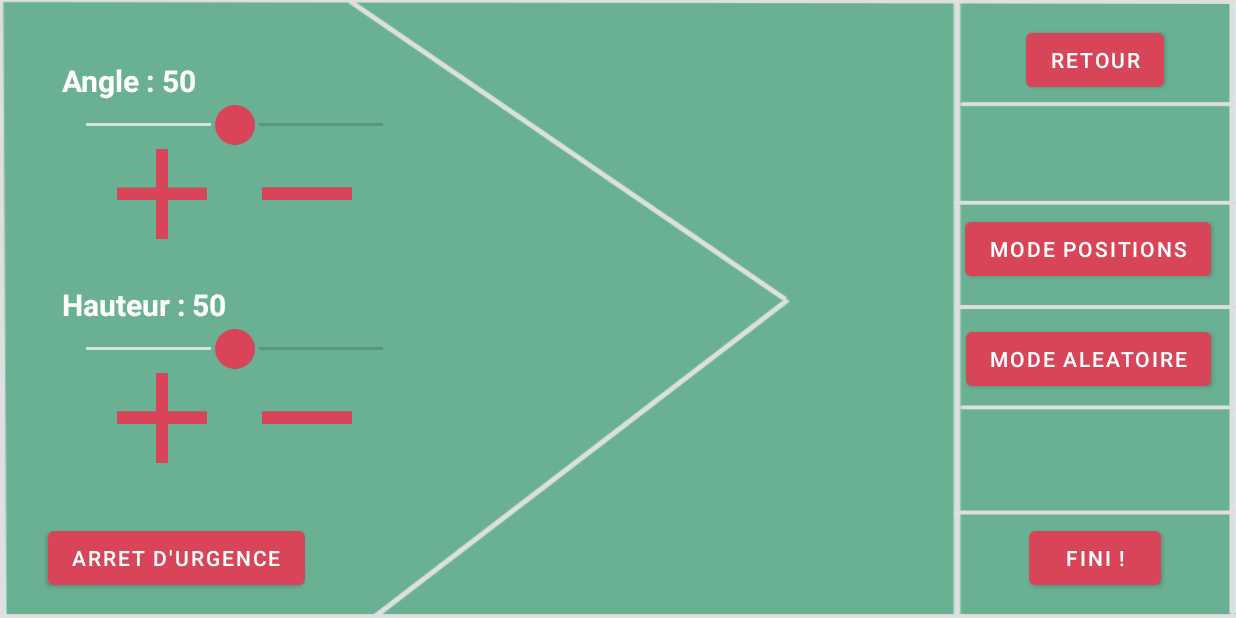
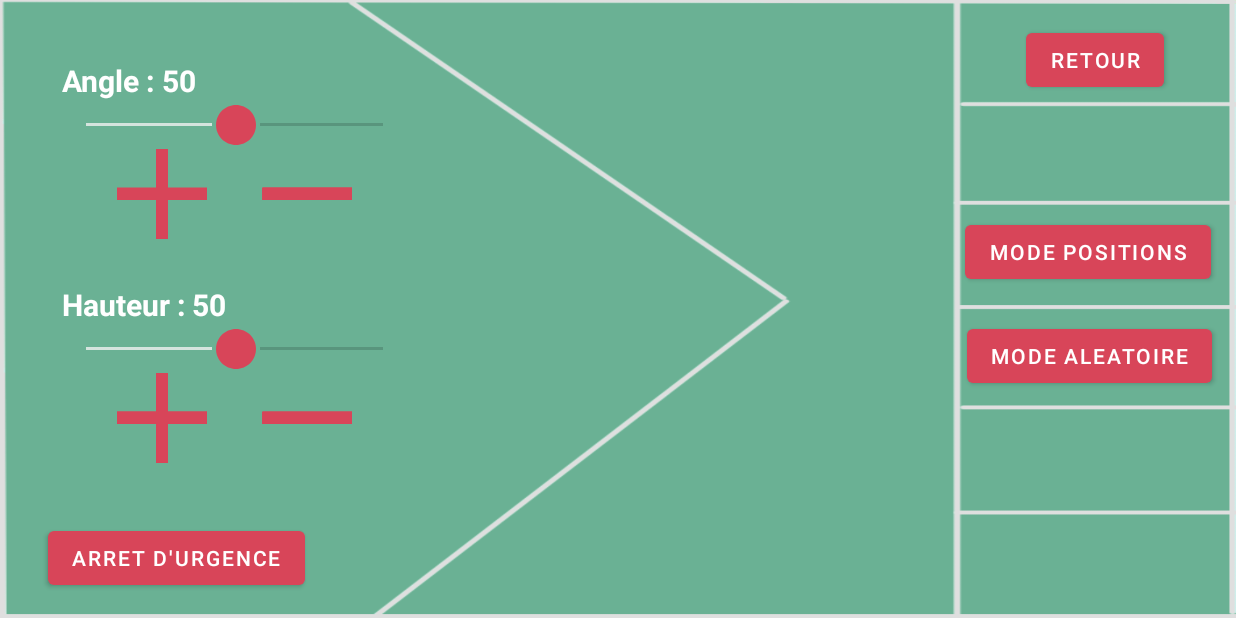
Before and after one commit to vqlion/P2I-Boccia-ramp, an Android app: the screen it shows after launch (TrainingActivity), after a tap on "ENTRAINEMENT", on a phone screen of 824 x 412 dp (held sideways). Run offline under Robolectric (Android 15) with nearby library versions, the phone set to English and light mode, and no system bars; Roboto replaces fonts that are not available here; 1 statement that could not run was skipped.

```diff
--- a/Bocciapp/app/app/src/main/java/p2i/bocciapp/MainActivity.java
+++ b/Bocciapp/app/app/src/main/java/p2i/bocciapp/MainActivity.java
@@ -20,7 +20,7 @@
     Context context = this;
 
     public static int PORT = 5000; //port used by the server
-    public static String address = "192.168.53.242"; //IP address of the server
+    public static String address = "192.168.53.233"; //IP address of the server
 
 
     @Override
--- a/Bocciapp/app/app/src/main/res/layout/activity_training.xml
+++ b/Bocciapp/app/app/src/main/res/layout/activity_training.xml
@@ -29,18 +29,6 @@
         android:textColor="#FFFFFF"
         app:layout_constraintBottom_toBottomOf="parent"
         app:layout_constraintStart_toStartOf="parent"
-        tools:ignore="TextContrastCheck" />
-
-    <Button
-        android:id="@+id/btnLaunchA"
-        android:layout_width="wrap_content"
-        android:layout_height="wrap_content"
-        android:layout_marginBottom="16dp"
-        android:text="@string/fini"
-        android:textColor="#FFFFFF"
-        app:layout_constraintBottom_toBottomOf="parent"
-        app:layout_constraintEnd_toEndOf="@+id/btnBackA"
-        app:layout_constraintStart_toStartOf="@+id/btnBackA"
         tools:ignore="TextContrastCheck" />
 
     <LinearLayout
@@ -217,12 +205,12 @@
         android:layout_height="wrap_content"
         android:text="@string/mode_aleatoire"
         android:textColor="#FFFFFF"
-        app:layout_constraintBottom_toTopOf="@+id/btnLaunchA"
+        app:layout_constraintBottom_toBottomOf="parent"
         app:layout_constraintEnd_toEndOf="@+id/btnBackA"
-        app:layout_constraintHorizontal_bias="0.57"
+        app:layout_constraintHorizontal_bias="0.555"
         app:layout_constraintStart_toStartOf="@+id/btnBackA"
         app:layout_constraintTop_toBottomOf="@+id/btnBackA"
-        app:layout_constraintVertical_bias="0.64"
+        app:layout_constraintVertical_bias="0.498"
         tools:ignore="TextContrastCheck" />
 
     <Button
@@ -231,12 +219,12 @@
         android:layout_height="wrap_content"
         android:text="@string/mode_positions"
         android:textColor="#FFFFFF"
-        app:layout_constraintBottom_toTopOf="@+id/btnLaunchA"
+        app:layout_constraintBottom_toBottomOf="parent"
         app:layout_constraintEnd_toEndOf="@+id/btnBackA"
-        app:layout_constraintHorizontal_bias="0.57"
+        app:layout_constraintHorizontal_bias="0.571"
         app:layout_constraintStart_toStartOf="@+id/btnBackA"
         app:layout_constraintTop_toBottomOf="@+id/btnBackA"
-        app:layout_constraintVertical_bias="0.32999998"
+        app:layout_constraintVertical_bias="0.267"
         tools:ignore="TextContrastCheck" />
 
     <LinearLayout
```
Also changed, not shown: Bocciapp/app/app/src/main/java/p2i/bocciapp/MatchActivity.java (+105 -90 lines), Bocciapp/app/app/src/main/java/p2i/bocciapp/TrainingActivity.java (+81 -18 lines), 3 other files.
